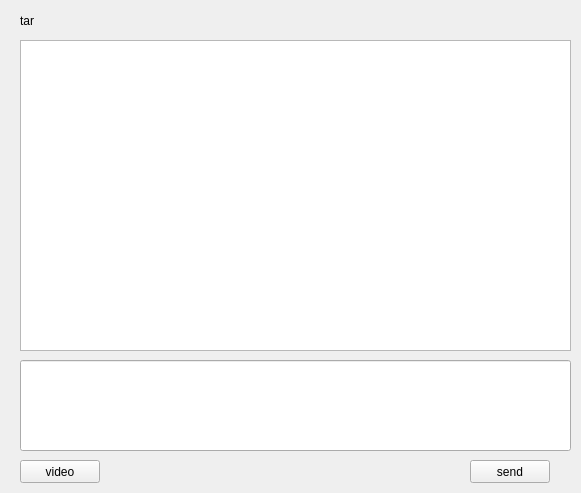
Old version of the form ClientQ/chatinterface.ui in the repository PanHe0830/IMSystem.
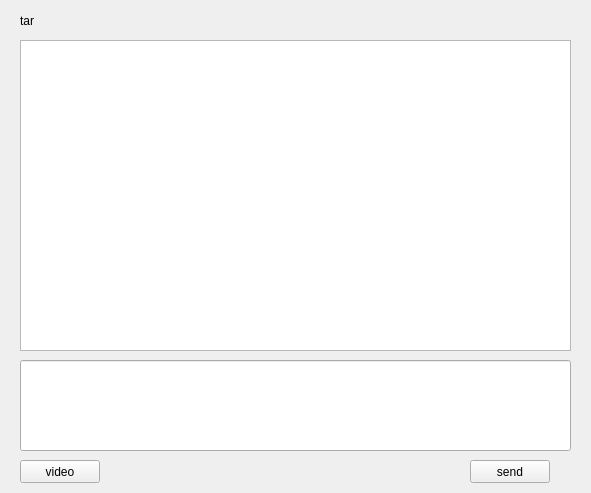
New version of the form.

```diff
--- a/ClientQ/chatinterface.ui
+++ b/ClientQ/chatinterface.ui
@@ -6,7 +6,7 @@
    <rect>
     <x>0</x>
     <y>0</y>
-    <width>581</width>
+    <width>591</width>
     <height>493</height>
    </rect>
   </property>
```
